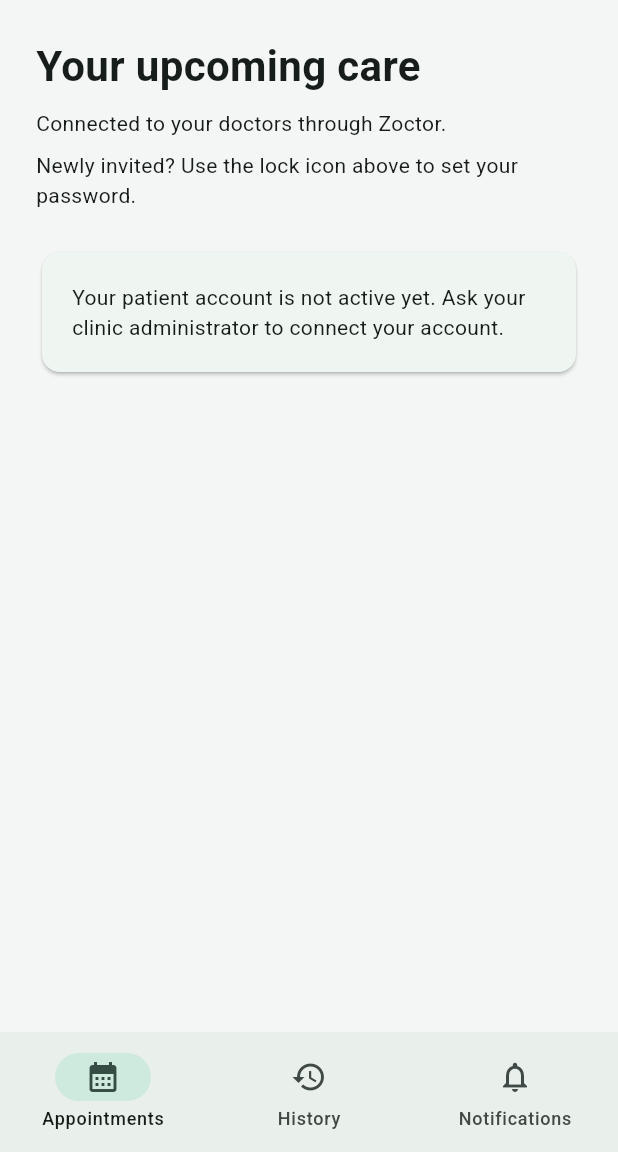
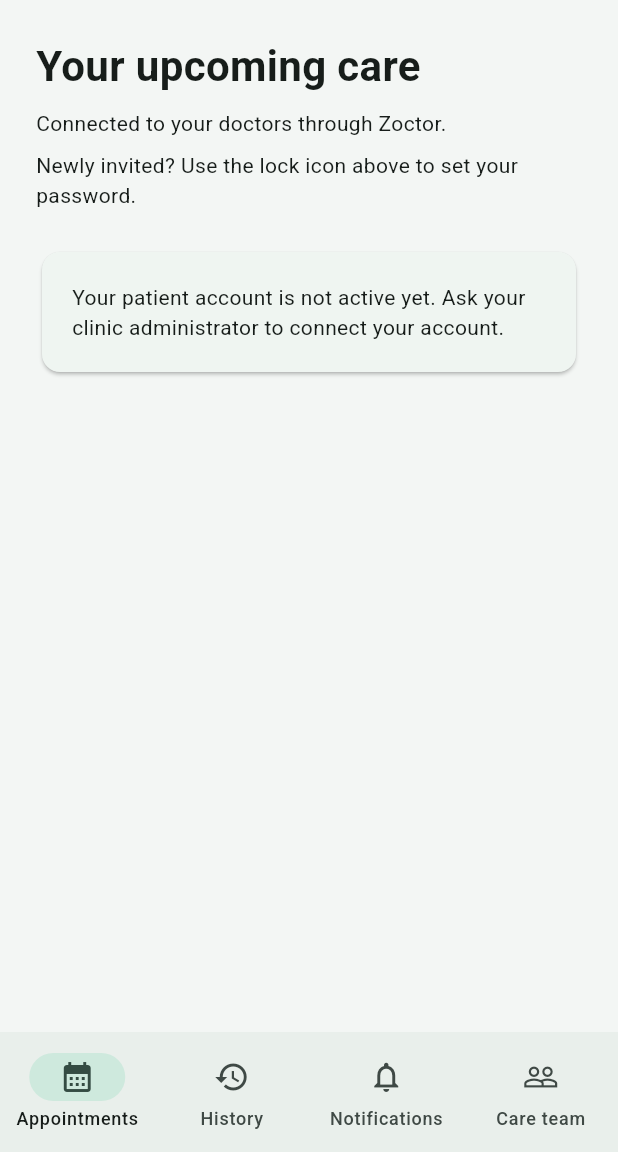
Before and after one commit to RokiTino/DocConnect, a Flutter app: the CareHome screen opened directly, after a tap on the "refresh" icon, on a phone screen of 412 x 824 dp, the part 84-1236 px from its top. Run offline on Flutter 3.47's test engine with Material 3 defaults, Android fonts, the phone set to English and light mode, and no system bars; our stand-ins replace curved_navigation_bar, supabase_flutter, syncfusion_flutter_datepicker; accounts and stored records are empty.

Commit message:
Let patients approve doctor care-team requests (#4)
* Let patients approve doctor care relationships

* Document patient-app healthcare release gates

```diff
--- a/lib/care/care_app.dart
+++ b/lib/care/care_app.dart
@@ -131,6 +131,7 @@ class _CareHomeState extends State<CareHome> {
   final client = Supabase.instance.client;
   List<Map<String, dynamic>> appointments = [];
   List<Map<String, dynamic>> notifications = [];
+  List<Map<String, dynamic>> careRequests = [];
   Map<String, String> doctors = {};
   Timer? timer;
   bool loading = true;
@@ -177,6 +178,12 @@ class _CareHomeState extends State<CareHome> {
           .select()
           .eq('patient_id', uid)
           .order('created_at', ascending: false);
+      final requests = await client
+          .from('care_link_requests')
+          .select('id,doctor_id,status,created_at')
+          .eq('patient_id', uid)
+          .eq('status', 'pending')
+          .order('created_at', ascending: false);
       final people = await client
           .from('care_people')
           .select('id,display_name')
@@ -185,6 +192,7 @@ class _CareHomeState extends State<CareHome> {
         setState(() {
           appointments = rows;
           notifications = inbox;
+          careRequests = requests;
           doctors = {
             for (final p in people)
               p['id'] as String: p['display_name'] as String
@@ -217,6 +225,41 @@ class _CareHomeState extends State<CareHome> {
     } catch (_) {
       if (mounted) {
         setState(() => error = 'Could not mark notification as read.');
+      }
+    }
+  }
+
+  Future<void> answerCareRequest(String id, bool approve) async {
+    if (approve) {
+      final confirmed = await showDialog<bool>(
+          context: context,
+          builder: (dialogContext) => AlertDialog(
+                title: const Text('Connect with this doctor?'),
+                content: const Text(
+                    'Approving lets this doctor see your appointments and checkup summaries, and book specialist care for you.'),
+                actions: [
+                  TextButton(
+                      onPressed: () => Navigator.pop(dialogContext, false),
+                      child: const Text('Cancel')),
+                  FilledButton(
+                      onPressed: () => Navigator.pop(dialogContext, true),
+                      child: const Text('Approve')),
+                ],
+              ));
+      if (confirmed != true) return;
+    }
+    try {
+      final changed = await client
+          .from('care_link_requests')
+          .update({'status': approve ? 'accepted' : 'declined'})
+          .eq('id', id)
+          .eq('status', 'pending')
+          .select('id');
+      if (changed.isEmpty) throw StateError('Care request was not updated');
+      await refresh();
+    } catch (_) {
+      if (mounted) {
+        setState(() => error = 'Could not answer the care request. Try again.');
       }
     }
   }
@@ -342,7 +385,13 @@ class _CareHomeState extends State<CareHome> {
                       label: Text('$unread'),
                       isLabelVisible: unread > 0,
                       child: const Icon(Icons.notifications_outlined)),
-                  label: 'Notifications')
+                  label: 'Notifications'),
+              NavigationDestination(
+                  icon: Badge(
+                      label: Text('${careRequests.length}'),
+                      isLabelVisible: careRequests.isNotEmpty,
+                      child: const Icon(Icons.people_outline)),
+                  label: 'Care team')
             ]),
         body: loading
             ? const Center(child: CircularProgressIndicator())
@@ -356,7 +405,8 @@ class _CareHomeState extends State<CareHome> {
                           [
                             'Your upcoming care',
                             'Your checkup history',
-                            'Your notifications'
+                            'Your notifications',
+                            'Your care team'
                           ][tab],
                           style: const TextStyle(
                               fontSize: 28, fontWeight: FontWeight.bold)),
@@ -379,7 +429,39 @@ class _CareHomeState extends State<CareHome> {
                                 padding: EdgeInsets.all(20),
                                 child: Text(
                                     'Your patient account is not active yet. Ask your clinic administrator to connect your account.')))
-                      else if (tab == 2) ...[
+                      else if (tab == 3) ...[
+                        if (careRequests.isEmpty)
+                          const Text(
+                              'No care-team requests are waiting for your approval.'),
+                        ...careRequests.map((request) => Card(
+                            child: Padding(
+                                padding: const EdgeInsets.all(16),
+                                child: Column(
+                                    crossAxisAlignment:
+                                        CrossAxisAlignment.start,
+                                    children: [
+                                      Text(
+                                          doctors[request['doctor_id']] ??
+                                              'Doctor',
+                                          style: const TextStyle(
+                                              fontSize: 18,
+                                              fontWeight: FontWeight.w600)),
+                                      const SizedBox(height: 8),
+                                      const Text(
+                                          'This doctor is asking to join your care team.'),
+                                      const SizedBox(height: 12),
+                                      Wrap(spacing: 8, children: [
+                                        FilledButton(
+                                            onPressed: () => answerCareRequest(
+                                                request['id'] as String, true),
+                                            child: const Text('Approve')),
+                                        OutlinedButton(
+                                            onPressed: () => answerCareRequest(
+                                                request['id'] as String, false),
+                                            child: const Text('Decline'))
+                                      ])
+                                    ])))),
+                      ] else if (tab == 2) ...[
                         if (notifications.isEmpty)
                           const Text(
                               'You’re all caught up. Appointment updates and reminders will appear here.'),
```
Also changed, not shown: 1 other file.
